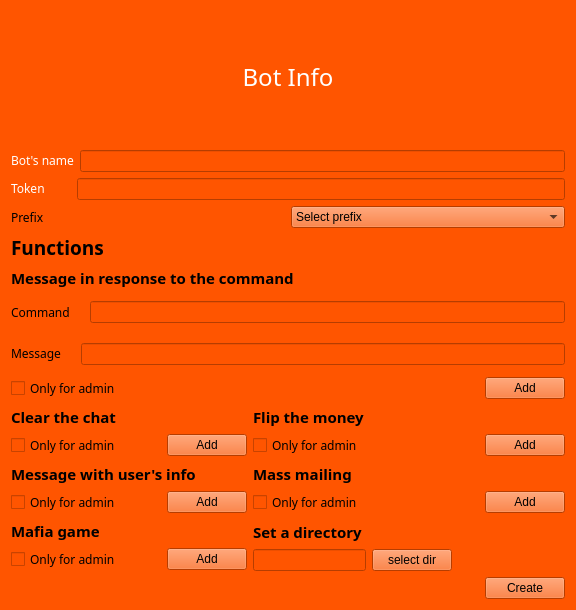
First picture: the form in Bot/create_bot_window.ui, repository ultraxion2000/Bot_creator-1, before the edit.
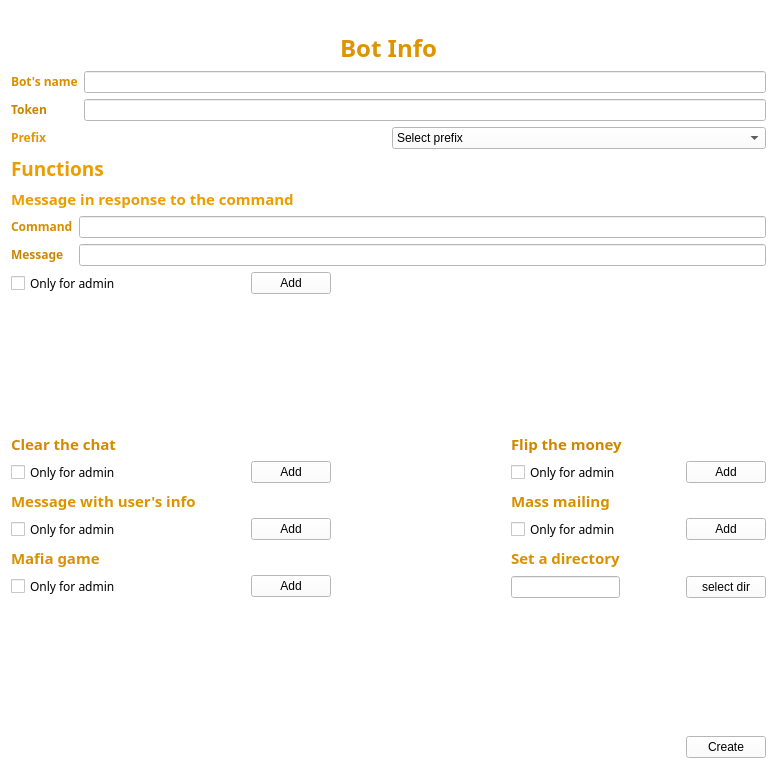
Second picture: the form after the edit. Icons and pictures are not drawn.

Diff of the .ui file:
```diff
--- a/Bot/create_bot_window.ui
+++ b/Bot/create_bot_window.ui
@@ -6,8 +6,8 @@
    <rect>
     <x>0</x>
     <y>0</y>
-    <width>576</width>
-    <height>610</height>
+    <width>777</width>
+    <height>771</height>
    </rect>
   </property>
   <property name="acceptDrops">
@@ -17,12 +17,12 @@
    <string>Form</string>
   </property>
   <property name="styleSheet">
-   <string notr="true">background-color:rgb(255, 85, 0)</string>
+   <string notr="true">background-color:rgb(255, 255, 255)</string>
   </property>
-  <layout class="QVBoxLayout" name="verticalLayout_13">
-   <item>
-    <layout class="QVBoxLayout" name="verticalLayout_12">
-     <item>
+  <layout class="QGridLayout" name="gridLayout_11">
+   <item row="0" column="0" colspan="5">
+    <layout class="QGridLayout" name="gridLayout_4">
+     <item row="4" column="0">
       <widget class="QLabel" name="label_11">
        <property name="font">
         <font>
@@ -36,15 +36,25 @@
         <string notr="true"/>
        </property>
        <property name="text">
-        <string>&lt;html&gt;&lt;head/&gt;&lt;body&gt;&lt;p align=&quot;center&quot;&gt;&lt;span style=&quot; font-size:18pt; color:#ffffff;&quot;&gt;Bot Info&lt;/span&gt;&lt;/p&gt;&lt;/body&gt;&lt;/html&gt;</string>
+        <string>&lt;html&gt;&lt;head/&gt;&lt;body&gt;&lt;p align=&quot;center&quot;&gt;&lt;span style=&quot; font-size:18pt; font-weight:600; color:#de9400;&quot;&gt;Bot Info&lt;/span&gt;&lt;/p&gt;&lt;/body&gt;&lt;/html&gt;</string>
        </property>
       </widget>
      </item>
-     <item>
-      <layout class="QVBoxLayout" name="verticalLayout_10">
-       <item>
-        <layout class="QHBoxLayout" name="horizontalLayout_11">
-         <item>
+     <item row="3" column="0">
+      <widget class="QLabel" name="label_15">
+       <property name="text">
+        <string/>
+       </property>
+       <property name="pixmap">
+        <pixmap>../../../Users/Александр/Desktop/sut.png</pixmap>
+       </property>
+      </widget>
+     </item>
+    </layout>
+   </item>
+   <item row="1" column="0" colspan="5">
+    <layout class="QGridLayout" name="gridLayout">
+     <item row="0" column="0">
           <widget class="QLabel" name="label_12">
            <property name="font">
             <font>
@@ -52,55 +62,48 @@
             </font>
            </property>
            <property name="text">
-            <string>&lt;html&gt;&lt;head/&gt;&lt;body&gt;&lt;p&gt;&lt;span style=&quot; color:#ffffff;&quot;&gt;Bot's name&lt;/span&gt;&lt;/p&gt;&lt;/body&gt;&lt;/html&gt;</string>
+        <string>&lt;html&gt;&lt;head/&gt;&lt;body&gt;&lt;p&gt;&lt;span style=&quot; font-weight:600; color:#d89000;&quot;&gt;Bot's name&lt;/span&gt;&lt;/p&gt;&lt;/body&gt;&lt;/html&gt;</string>
            </property>
           </widget>
          </item>
-         <item>
+     <item row="0" column="1">
           <widget class="QLineEdit" name="BotsName"/>
          </item>
-        </layout>
-       </item>
-       <item>
-        <layout class="QHBoxLayout" name="horizontalLayout_12">
-         <property name="spacing">
-          <number>32</number>
-         </property>
-         <item>
-          <widget class="QLabel" name="label_13">
-           <property name="font">
-            <font>
-             <family>Sitka Text</family>
-            </font>
-           </property>
-           <property name="text">
-            <string>&lt;html&gt;&lt;head/&gt;&lt;body&gt;&lt;p&gt;&lt;span style=&quot; color:#ffffff;&quot;&gt;Token&lt;/span&gt;&lt;/p&gt;&lt;/body&gt;&lt;/html&gt;</string>
-           </property>
-          </widget>
-         </item>
-         <item>
+     <item row="1" column="1">
           <widget class="QLineEdit" name="Token"/>
          </item>
-        </layout>
-       </item>
-       <item>
-        <layout class="QHBoxLayout" name="horizontalLayout_13">
-         <property name="spacing">
-          <number>6</number>
-         </property>
-         <item>
+     <item row="1" column="0">
+      <widget class="QLabel" name="label_13">
+       <property name="font">
+        <font>
+         <family>Sitka Text</family>
+        </font>
+       </property>
+       <property name="text">
+        <string>&lt;html&gt;&lt;head/&gt;&lt;body&gt;&lt;p&gt;&lt;span style=&quot; font-weight:600; color:#c78500;&quot;&gt;Token&lt;/span&gt;&lt;/p&gt;&lt;/body&gt;&lt;/html&gt;</string>
+       </property>
+      </widget>
+     </item>
+    </layout>
+   </item>
+   <item row="2" column="0" colspan="5">
+    <layout class="QGridLayout" name="gridLayout_2">
+     <item row="0" column="0">
           <widget class="QLabel" name="label_14">
            <property name="font">
             <font>
              <family>Sitka Text</family>
             </font>
            </property>
+       <property name="styleSheet">
+        <string notr="true"/>
+       </property>
            <property name="text">
-            <string>Prefix</string>
+        <string>&lt;html&gt;&lt;head/&gt;&lt;body&gt;&lt;p&gt;&lt;span style=&quot; font-weight:600; color:#e39700;&quot;&gt;Prefix&lt;/span&gt;&lt;/p&gt;&lt;/body&gt;&lt;/html&gt;</string>
            </property>
           </widget>
          </item>
-         <item>
+     <item row="0" column="1">
           <widget class="QComboBox" name="comboBox">
            <item>
             <property name="text">
@@ -136,13 +139,7 @@
          </item>
         </layout>
        </item>
-      </layout>
-     </item>
-    </layout>
-   </item>
-   <item>
-    <layout class="QVBoxLayout" name="verticalLayout_11">
-     <item>
+   <item row="3" column="0">
       <widget class="QLabel" name="label">
        <property name="font">
         <font>
@@ -153,21 +150,11 @@
         </font>
        </property>
        <property name="text">
-        <string>Functions</string>
+      <string>&lt;html&gt;&lt;head/&gt;&lt;body&gt;&lt;p&gt;&lt;span style=&quot; color:#ec9d00;&quot;&gt;Functions&lt;/span&gt;&lt;/p&gt;&lt;/body&gt;&lt;/html&gt;</string>
        </property>
       </widget>
      </item>
-     <item>
-      <layout class="QVBoxLayout" name="verticalLayout_9">
-       <property name="spacing">
-        <number>12</number>
-       </property>
-       <item>
-        <layout class="QVBoxLayout" name="verticalLayout_8">
-         <property name="spacing">
-          <number>12</number>
-         </property>
-         <item>
+   <item row="4" column="0" colspan="2">
           <widget class="QLabel" name="label_2">
            <property name="font">
             <font>
@@ -178,18 +165,13 @@
             </font>
            </property>
            <property name="text">
-            <string>Message in response to the command</string>
+      <string>&lt;html&gt;&lt;head/&gt;&lt;body&gt;&lt;p&gt;&lt;span style=&quot; color:#ec9d00;&quot;&gt;Message in response to the command&lt;/span&gt;&lt;/p&gt;&lt;/body&gt;&lt;/html&gt;</string>
            </property>
           </widget>
          </item>
-         <item>
-          <layout class="QVBoxLayout" name="verticalLayout">
-           <property name="spacing">
-            <number>20</number>
-           </property>
-           <item>
-            <layout class="QHBoxLayout" name="horizontalLayout">
-             <item>
+   <item row="5" column="0" colspan="5">
+    <layout class="QGridLayout" name="gridLayout_3">
+     <item row="0" column="0">
               <widget class="QLabel" name="label_3">
                <property name="font">
                 <font>
@@ -197,18 +179,14 @@
                 </font>
                </property>
                <property name="text">
-                <string>Command</string>
+        <string>&lt;html&gt;&lt;head/&gt;&lt;body&gt;&lt;p&gt;&lt;span style=&quot; font-weight:600; color:#d58e00;&quot;&gt;Command&lt;/span&gt;&lt;/p&gt;&lt;/body&gt;&lt;/html&gt;</string>
                </property>
               </widget>
              </item>
-             <item>
+     <item row="0" column="1">
               <widget class="QLineEdit" name="comadLine"/>
              </item>
-            </layout>
-           </item>
-           <item>
-            <layout class="QHBoxLayout" name="horizontalLayout_10">
-             <item>
+     <item row="1" column="0">
               <widget class="QLabel" name="label_4">
                <property name="sizePolicy">
                 <sizepolicy hsizetype="Fixed" vsizetype="Fixed">
@@ -222,23 +200,19 @@
                 </font>
                </property>
                <property name="text">
-                <string>Message</string>
+        <string>&lt;html&gt;&lt;head/&gt;&lt;body&gt;&lt;p&gt;&lt;span style=&quot; font-weight:600; color:#cb8700;&quot;&gt;Message&lt;/span&gt;&lt;/p&gt;&lt;/body&gt;&lt;/html&gt;</string>
                </property>
                <property name="alignment">
                 <set>Qt::AlignLeading|Qt::AlignLeft|Qt::AlignTop</set>
                </property>
               </widget>
              </item>
-             <item>
+     <item row="1" column="1">
               <widget class="QLineEdit" name="messLine"/>
              </item>
             </layout>
            </item>
-          </layout>
-         </item>
-        </layout>
-       </item>
-       <item>
+   <item row="6" column="0" colspan="2">
         <layout class="QHBoxLayout" name="horizontalLayout_4">
          <item>
           <widget class="QCheckBox" name="checkBox_5">
@@ -247,6 +221,9 @@
              <family>Sitka Text</family>
             </font>
            </property>
+       <property name="styleSheet">
+        <string notr="true"/>
+       </property>
            <property name="text">
             <string>Only for admin</string>
            </property>
@@ -274,13 +251,22 @@
          </item>
         </layout>
        </item>
-      </layout>
-     </item>
-     <item>
-      <layout class="QFormLayout" name="formLayout">
+   <item row="7" column="1">
+    <spacer name="verticalSpacer">
+     <property name="orientation">
+      <enum>Qt::Vertical</enum>
+     </property>
+     <property name="sizeHint" stdset="0">
+      <size>
+       <width>20</width>
+       <height>40</height>
+      </size>
+     </property>
+    </spacer>
+   </item>
+   <item row="8" column="0" colspan="2">
+    <layout class="QGridLayout" name="gridLayout_6">
        <item row="0" column="0">
-        <layout class="QVBoxLayout" name="verticalLayout_3">
-         <item>
           <widget class="QLabel" name="label_5">
            <property name="font">
             <font>
@@ -291,13 +277,11 @@
             </font>
            </property>
            <property name="text">
-            <string>Clear the chat</string>
+        <string>&lt;html&gt;&lt;head/&gt;&lt;body&gt;&lt;p&gt;&lt;span style=&quot; color:#d18b00;&quot;&gt;Clear the chat&lt;/span&gt;&lt;/p&gt;&lt;/body&gt;&lt;/html&gt;</string>
            </property>
           </widget>
          </item>
-         <item>
-          <layout class="QHBoxLayout" name="horizontalLayout_3">
-           <item>
+     <item row="1" column="0">
             <widget class="QCheckBox" name="checkBox">
              <property name="font">
               <font>
@@ -309,7 +293,7 @@
              </property>
             </widget>
            </item>
-           <item>
+     <item row="1" column="1">
             <spacer name="horizontalSpacer_3">
              <property name="orientation">
               <enum>Qt::Horizontal</enum>
@@ -322,7 +306,7 @@
              </property>
             </spacer>
            </item>
-           <item>
+     <item row="1" column="2">
             <widget class="QPushButton" name="AddClear">
              <property name="text">
               <string>Add</string>
@@ -331,11 +315,22 @@
            </item>
           </layout>
          </item>
-        </layout>
-       </item>
-       <item row="0" column="1">
-        <layout class="QVBoxLayout" name="verticalLayout_4">
-         <item>
+   <item row="8" column="2">
+    <spacer name="horizontalSpacer_9">
+     <property name="orientation">
+      <enum>Qt::Horizontal</enum>
+     </property>
+     <property name="sizeHint" stdset="0">
+      <size>
+       <width>173</width>
+       <height>20</height>
+      </size>
+     </property>
+    </spacer>
+   </item>
+   <item row="8" column="3" colspan="2">
+    <layout class="QGridLayout" name="gridLayout_5">
+     <item row="0" column="0">
           <widget class="QLabel" name="label_6">
            <property name="font">
             <font>
@@ -346,13 +341,11 @@
             </font>
            </property>
            <property name="text">
-            <string>Flip the money</string>
+        <string>&lt;html&gt;&lt;head/&gt;&lt;body&gt;&lt;p&gt;&lt;span style=&quot; color:#cc8800;&quot;&gt;Flip the money&lt;/span&gt;&lt;/p&gt;&lt;/body&gt;&lt;/html&gt;</string>
            </property>
           </widget>
          </item>
-         <item>
-          <layout class="QHBoxLayout" name="horizontalLayout_5">
-           <item>
+     <item row="1" column="0">
             <widget class="QCheckBox" name="checkBox_4">
              <property name="font">
               <font>
@@ -364,7 +357,7 @@
              </property>
             </widget>
            </item>
-           <item>
+     <item row="1" column="1">
             <spacer name="horizontalSpacer_4">
              <property name="orientation">
               <enum>Qt::Horizontal</enum>
@@ -377,7 +370,7 @@
              </property>
             </spacer>
            </item>
-           <item>
+     <item row="1" column="2">
             <widget class="QPushButton" name="AddFlip">
              <property name="text">
               <string>Add</string>
@@ -386,66 +379,73 @@
            </item>
           </layout>
          </item>
-        </layout>
-       </item>
-       <item row="1" column="0">
-        <layout class="QVBoxLayout" name="verticalLayout_5">
-         <item>
-          <widget class="QLabel" name="label_7">
-           <property name="font">
-            <font>
-             <family>Sitka Banner</family>
-             <pointsize>11</pointsize>
-             <weight>75</weight>
-             <bold>true</bold>
-            </font>
-           </property>
-           <property name="text">
-            <string>Message with user's info</string>
-           </property>
-          </widget>
-         </item>
-         <item>
-          <layout class="QHBoxLayout" name="horizontalLayout_6">
-           <item>
-            <widget class="QCheckBox" name="checkBox_3">
-             <property name="font">
-              <font>
-               <family>Sitka Text</family>
-              </font>
-             </property>
-             <property name="text">
-              <string>Only for admin</string>
-             </property>
-            </widget>
-           </item>
-           <item>
-            <spacer name="horizontalSpacer_5">
-             <property name="orientation">
-              <enum>Qt::Horizontal</enum>
-             </property>
-             <property name="sizeHint" stdset="0">
-              <size>
-               <width>40</width>
-               <height>20</height>
-              </size>
-             </property>
-            </spacer>
-           </item>
-           <item>
+   <item row="9" column="0" colspan="2">
+    <layout class="QGridLayout" name="gridLayout_7">
+     <item row="2" column="2">
             <widget class="QPushButton" name="AddInfo">
              <property name="text">
               <string>Add</string>
              </property>
             </widget>
            </item>
-          </layout>
-         </item>
-        </layout>
-       </item>
-       <item row="1" column="1">
-        <layout class="QVBoxLayout" name="verticalLayout_6">
-         <item>
+     <item row="2" column="1">
+      <spacer name="horizontalSpacer_5">
+       <property name="orientation">
+        <enum>Qt::Horizontal</enum>
+       </property>
+       <property name="sizeHint" stdset="0">
+        <size>
+         <width>58</width>
+         <height>17</height>
+        </size>
+       </property>
+      </spacer>
+     </item>
+     <item row="2" column="0">
+      <widget class="QCheckBox" name="checkBox_3">
+       <property name="font">
+        <font>
+         <family>Sitka Text</family>
+        </font>
+       </property>
+       <property name="text">
+        <string>Only for admin</string>
+       </property>
+      </widget>
+     </item>
+     <item row="0" column="0">
+      <widget class="QLabel" name="label_7">
+       <property name="font">
+        <font>
+         <family>Sitka Banner</family>
+         <pointsize>11</pointsize>
+         <weight>75</weight>
+         <bold>true</bold>
+        </font>
+       </property>
+       <property name="text">
+        <string>&lt;html&gt;&lt;head/&gt;&lt;body&gt;&lt;p&gt;&lt;span style=&quot; color:#dd9300;&quot;&gt;Message with user's info&lt;/span&gt;&lt;/p&gt;&lt;/body&gt;&lt;/html&gt;</string>
+       </property>
+      </widget>
+     </item>
+    </layout>
+   </item>
+   <item row="9" column="2">
+    <spacer name="horizontalSpacer_10">
+     <property name="orientation">
+      <enum>Qt::Horizontal</enum>
+     </property>
+     <property name="sizeHint" stdset="0">
+      <size>
+       <width>173</width>
+       <height>20</height>
+      </size>
+     </property>
+    </spacer>
+   </item>
+   <item row="9" column="3" colspan="2">
+    <layout class="QGridLayout" name="gridLayout_8">
+     <item row="0" column="0">
           <widget class="QLabel" name="label_8">
            <property name="font">
             <font>
@@ -456,13 +456,11 @@
             </font>
            </property>
            <property name="text">
-            <string>Mass mailing</string>
+        <string>&lt;html&gt;&lt;head/&gt;&lt;body&gt;&lt;p&gt;&lt;span style=&quot; color:#d68f00;&quot;&gt;Mass mailing&lt;/span&gt;&lt;/p&gt;&lt;/body&gt;&lt;/html&gt;</string>
            </property>
           </widget>
          </item>
-         <item>
-          <layout class="QHBoxLayout" name="horizontalLayout_7">
-           <item>
+     <item row="1" column="0">
             <widget class="QCheckBox" name="checkBox_2">
              <property name="font">
               <font>
@@ -474,7 +472,7 @@
              </property>
             </widget>
            </item>
-           <item>
+     <item row="1" column="1">
             <spacer name="horizontalSpacer_6">
              <property name="orientation">
               <enum>Qt::Horizontal</enum>
@@ -487,7 +485,7 @@
              </property>
             </spacer>
            </item>
-           <item>
+     <item row="1" column="2">
             <widget class="QPushButton" name="AddMassMelling">
              <property name="text">
               <string>Add</string>
@@ -496,11 +494,9 @@
            </item>
           </layout>
          </item>
-        </layout>
-       </item>
-       <item row="2" column="0">
-        <layout class="QVBoxLayout" name="verticalLayout_7">
-         <item>
+   <item row="10" column="0" colspan="2">
+    <layout class="QGridLayout" name="gridLayout_9">
+     <item row="0" column="0">
           <widget class="QLabel" name="label_9">
            <property name="font">
             <font>
@@ -511,13 +507,11 @@
             </font>
            </property>
            <property name="text">
-            <string>Mafia game</string>
+        <string>&lt;html&gt;&lt;head/&gt;&lt;body&gt;&lt;p&gt;&lt;span style=&quot; color:#da9100;&quot;&gt;Mafia game&lt;/span&gt;&lt;/p&gt;&lt;/body&gt;&lt;/html&gt;</string>
            </property>
           </widget>
          </item>
-         <item>
-          <layout class="QHBoxLayout" name="horizontalLayout_8">
-           <item>
+     <item row="1" column="0">
             <widget class="QCheckBox" name="checkBox_6">
              <property name="font">
               <font>
@@ -529,7 +523,7 @@
              </property>
             </widget>
            </item>
-           <item>
+     <item row="1" column="1">
             <spacer name="horizontalSpacer_7">
              <property name="orientation">
               <enum>Qt::Horizontal</enum>
@@ -542,7 +536,7 @@
              </property>
             </spacer>
            </item>
-           <item>
+     <item row="1" column="2">
             <widget class="QPushButton" name="AddMafia">
              <property name="text">
               <string>Add</string>
@@ -551,11 +545,22 @@
            </item>
           </layout>
          </item>
-        </layout>
-       </item>
-       <item row="2" column="1">
-        <layout class="QVBoxLayout" name="verticalLayout_2">
-         <item>
+   <item row="10" column="2">
+    <spacer name="horizontalSpacer_11">
+     <property name="orientation">
+      <enum>Qt::Horizontal</enum>
+     </property>
+     <property name="sizeHint" stdset="0">
+      <size>
+       <width>173</width>
+       <height>20</height>
+      </size>
+     </property>
+    </spacer>
+   </item>
+   <item row="10" column="3" colspan="2">
+    <layout class="QGridLayout" name="gridLayout_10">
+     <item row="0" column="0">
           <widget class="QLabel" name="label_10">
            <property name="font">
             <font>
@@ -566,70 +571,71 @@
             </font>
            </property>
            <property name="text">
-            <string>Set a directory</string>
+        <string>&lt;html&gt;&lt;head/&gt;&lt;body&gt;&lt;p&gt;&lt;span style=&quot; color:#d99100;&quot;&gt;Set a directory&lt;/span&gt;&lt;/p&gt;&lt;/body&gt;&lt;/html&gt;</string>
            </property>
           </widget>
          </item>
-         <item>
-          <layout class="QHBoxLayout" name="horizontalLayout_2">
-           <item>
+     <item row="1" column="0">
             <widget class="QLineEdit" name="dirLine">
              <property name="readOnly">
               <bool>true</bool>
              </property>
             </widget>
            </item>
-           <item>
+     <item row="1" column="1">
+      <spacer name="horizontalSpacer_8">
+       <property name="orientation">
+        <enum>Qt::Horizontal</enum>
+       </property>
+       <property name="sizeHint" stdset="0">
+        <size>
+         <width>40</width>
+         <height>20</height>
+        </size>
+       </property>
+      </spacer>
+     </item>
+     <item row="1" column="2">
             <widget class="QPushButton" name="pushButton">
              <property name="text">
               <string>select dir</string>
              </property>
             </widget>
            </item>
-           <item>
-            <spacer name="horizontalSpacer_8">
+    </layout>
+   </item>
+   <item row="11" column="4">
+    <spacer name="verticalSpacer_2">
              <property name="orientation">
-              <enum>Qt::Horizontal</enum>
+      <enum>Qt::Vertical</enum>
              </property>
              <property name="sizeHint" stdset="0">
               <size>
-               <width>40</width>
-               <height>20</height>
+       <width>20</width>
+       <height>31</height>
               </size>
              </property>
             </spacer>
            </item>
-          </layout>
-         </item>
-        </layout>
-       </item>
-      </layout>
-     </item>
-     <item>
-      <layout class="QHBoxLayout" name="horizontalLayout_9">
-       <item>
+   <item row="12" column="3">
         <spacer name="horizontalSpacer">
          <property name="orientation">
           <enum>Qt::Horizontal</enum>
          </property>
          <property name="sizeHint" stdset="0">
           <size>
-           <width>40</width>
-           <height>20</height>
+       <width>173</width>
+       <height>25</height>
           </size>
          </property>
         </spacer>
        </item>
-       <item>
+   <item row="12" column="4">
         <widget class="QPushButton" name="CreateButton">
          <property name="text">
           <string>Create</string>
          </property>
         </widget>
-       </item>
-      </layout>
-     </item>
-    </layout>
    </item>
   </layout>
  </widget>
```
Lines whose indentation alone changed are shown as unchanged.
